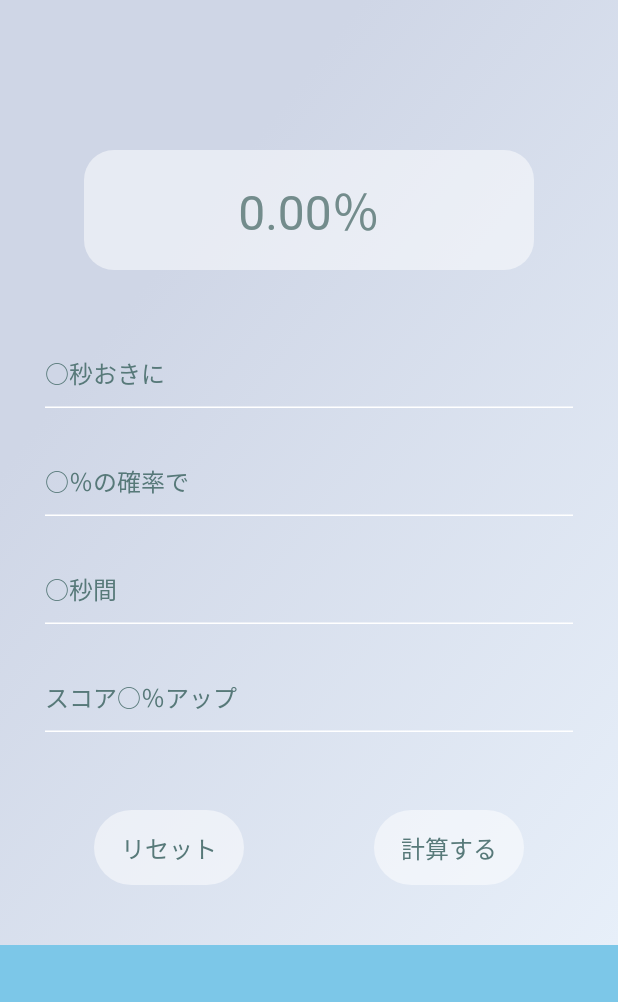
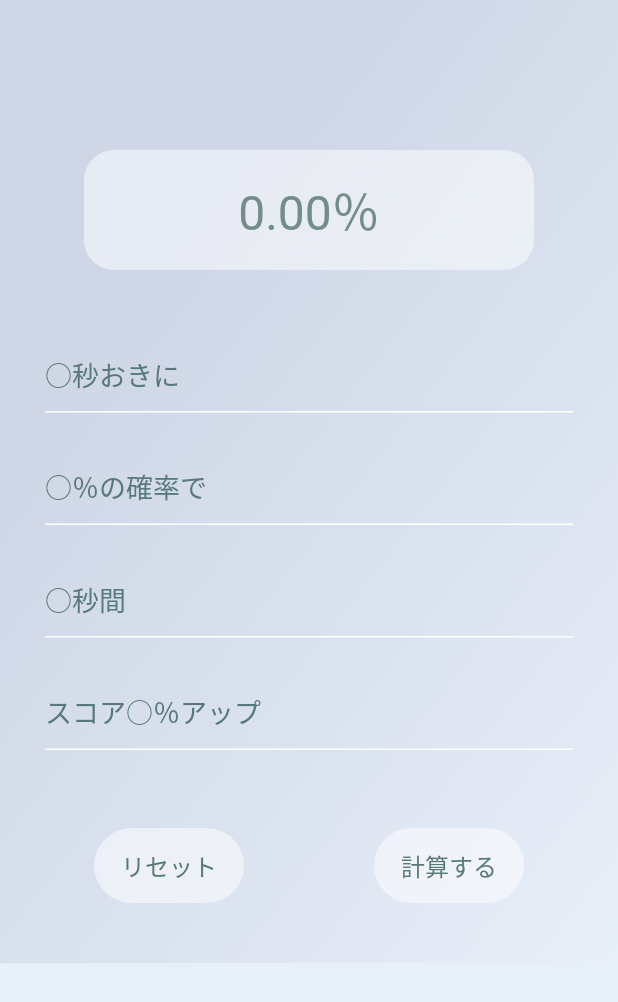
Before and after one commit to rerelurelu/UOA-EV-calculator, a Flutter app: the screen it shows after launch, on a phone screen of 412 x 824 dp. Shown: the top 1002 px of the screen. Run offline on Flutter 3.47's test engine with Material 2 defaults, Android fonts, the phone set to English and light mode, and no system bars; drawn by our look-alikes of keyboard_actions; our stand-ins replace flutter_riverpod.

Commit message:
🎨 layout: Update

```diff
--- a/lib/theme/theme_data.dart
+++ b/lib/theme/theme_data.dart
@@ -2,7 +2,7 @@ import 'package:flutter/material.dart';
 
 /* Theme Color */
 final ThemeData defaultTheme = ThemeData().copyWith(
-  scaffoldBackgroundColor: Color(0xff7cc7e8),
+  scaffoldBackgroundColor: Color(0xffE7EFF9),
   inputDecorationTheme: InputDecorationTheme(
     focusedBorder: UnderlineInputBorder(
       borderSide: BorderSide(
--- a/lib/view/main_page.dart
+++ b/lib/view/main_page.dart
@@ -16,7 +16,8 @@ class MainPage extends StatelessWidget {
   final double _formVertical = 12.0;
   final double _formHorizontal = 30.0;
   final Color _textColor = Color(0xff577979);
-  final Color _formTextColor = Colors.white;
+  final Color _formTextColor = Color(0xff8a8a8a);
+  final double _formFontSize = 18.0;
 
   final FocusNode _textNode1 = FocusNode();
   final FocusNode _textNode2 = FocusNode();
@@ -73,7 +74,10 @@ class MainPage extends StatelessWidget {
                         ),
                         focusNode: _textNode1,
                         controller: intervalController,
-                        style: TextStyle(color: _formTextColor),
+                        style: TextStyle(
+                          color: _formTextColor,
+                          fontSize: _formFontSize,
+                        ),
                       ),
                     ),
                     Padding(
@@ -88,7 +92,10 @@ class MainPage extends StatelessWidget {
                         ),
                         focusNode: _textNode2,
                         controller: probController,
-                        style: TextStyle(color: _formTextColor),
+                        style: TextStyle(
+                          color: _formTextColor,
+                          fontSize: _formFontSize,
+                        ),
                       ),
                     ),
                     Padding(
@@ -103,7 +110,10 @@ class MainPage extends StatelessWidget {
                         ),
                         focusNode: _textNode3,
                         controller: timeController,
-                        style: TextStyle(color: _formTextColor),
+                        style: TextStyle(
+                          color: _formTextColor,
+                          fontSize: _formFontSize,
+                        ),
                       ),
                     ),
                     Padding(
@@ -118,7 +128,10 @@ class MainPage extends StatelessWidget {
                         ),
                         focusNode: _textNode4,
                         controller: incrController,
-                        style: TextStyle(color: _formTextColor),
+                        style: TextStyle(
+                          color: _formTextColor,
+                          fontSize: _formFontSize,
+                        ),
                       ),
                     ),
                     Row(
```
